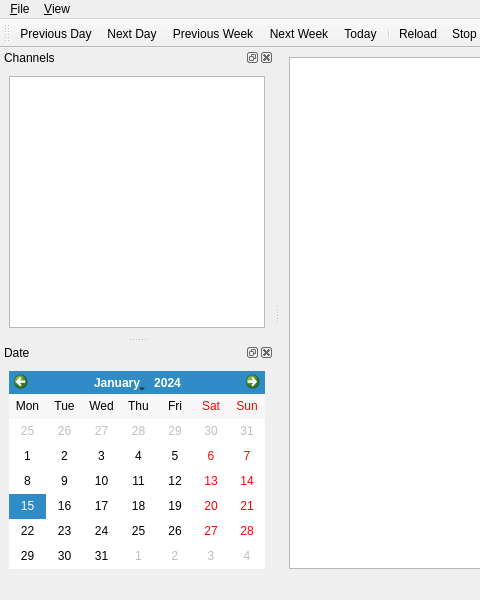
Above: src/mainwindow.ui from rweather/tvguide before the change; both pictures show x 0 to 480 and y 0 to 600 of the 800 by 600 pixel window. Below: the same form after it.
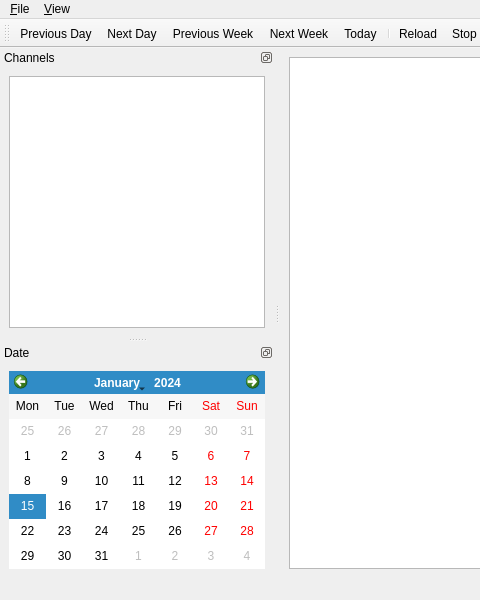
That is the form after the change. Icons and pictures are not drawn.

```diff
--- a/src/mainwindow.ui
+++ b/src/mainwindow.ui
@@ -66,6 +66,9 @@
   </widget>
   <widget class="QStatusBar" name="statusbar"/>
   <widget class="QDockWidget" name="channelDock">
+   <property name="features">
+    <set>QDockWidget::DockWidgetFloatable|QDockWidget::DockWidgetMovable</set>
+   </property>
    <property name="allowedAreas">
     <set>Qt::AllDockWidgetAreas</set>
    </property>
@@ -84,6 +87,9 @@
    </widget>
   </widget>
   <widget class="QDockWidget" name="calendarDock">
+   <property name="features">
+    <set>QDockWidget::DockWidgetFloatable|QDockWidget::DockWidgetMovable</set>
+   </property>
    <property name="windowTitle">
     <string>Date</string>
    </property>
```
Left out of the diff: 1 changed line with no effect on the pictures.
